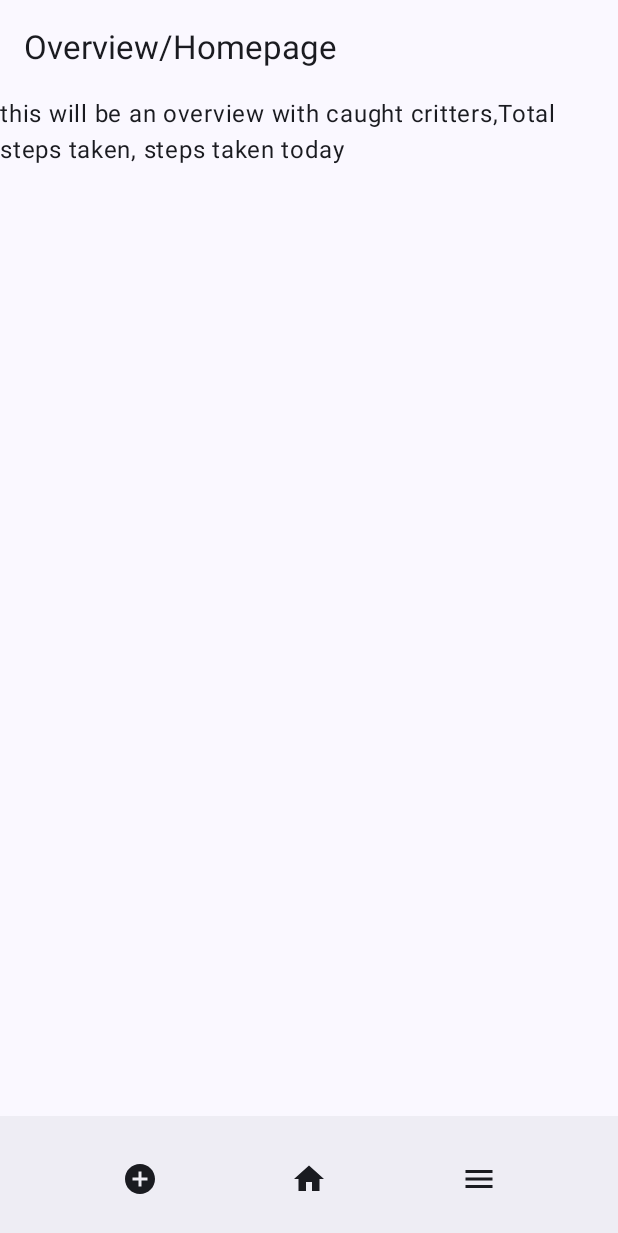
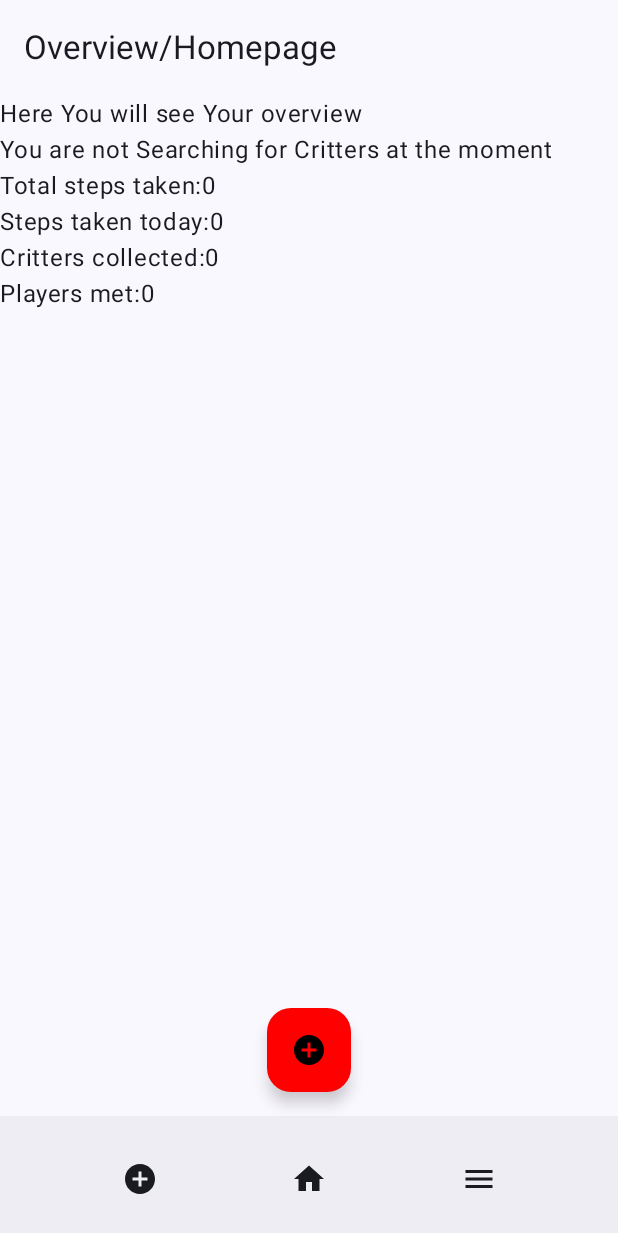
Before and after one commit to JuliusSz/Julius_Szumski_3137163-Dissertaion_Project, an Android app built with Jetpack Compose: the screen it shows after launch (MainActivity), on a phone screen of 412 x 824 dp. Shown: the top 1233 px of the screen. Run offline under Robolectric (Android 15) with nearby library versions, the light colour scheme and no system bars.

Commit message:
Minor Adjustments to Layout

```diff
--- a/app/src/main/java/com/example/julius_szumski_3137163_dissertaion_project/MainActivity.kt
+++ b/app/src/main/java/com/example/julius_szumski_3137163_dissertaion_project/MainActivity.kt
@@ -17,6 +17,7 @@ import androidx.compose.material.icons.filled.Home
 import androidx.compose.material.icons.filled.Menu
 import androidx.compose.material3.BottomAppBar
 import androidx.compose.material3.ExperimentalMaterial3Api
+import androidx.compose.material3.FabPosition
 import androidx.compose.material3.FloatingActionButton
 import androidx.compose.material3.Icon
 import androidx.compose.material3.IconButton
@@ -24,7 +25,9 @@ import androidx.compose.material3.Scaffold
 import androidx.compose.material3.Text
 import androidx.compose.material3.TopAppBar
 import androidx.compose.runtime.Composable
+import androidx.compose.runtime.mutableStateOf
 import androidx.compose.ui.Modifier
+import androidx.compose.ui.graphics.Color
 import androidx.compose.ui.tooling.preview.Preview
 import androidx.compose.ui.unit.dp
 import com.example.julius_szumski_3137163_dissertaion_project.ui.theme.Julius_Szumski_3137163Dissertaion_ProjectTheme
@@ -44,15 +47,30 @@ class MainActivity : ComponentActivity() {
                             }
                         })
                     },
-                    //floatingActionButton = { FloatingActionButton(onClick = {
+                    floatingActionButton = { FloatingActionButton(onClick = {
+                        if(critterSearching.value){
+                            critterSearching.value=false
+                            searchButtonColor.value = Color.Red
+                        }else{
+                            critterSearching.value=true
+                            searchButtonColor.value = Color.Green
+                        }
 
-                    //})},
+                    }, containerColor = searchButtonColor.value){
+                        Icon(
+                            Icons.Filled.AddCircle,
+                            contentDescription ="searchButton",
+                            tint = Color.Black
+                        )
+                    }},
+                    floatingActionButtonPosition = FabPosition.Center,
                     bottomBar = {
                         BottomAppBar(actions = {
                             Row(horizontalArrangement = Arrangement.SpaceEvenly, modifier = Modifier.fillMaxWidth()) {
                                 Column() {
                                     IconButton( onClick = {
-                                    startActivity(Intent(this@MainActivity, PlayerSearchActivity::class.java))
+
+                                        startActivityIfNeeded(Intent(this@MainActivity, PlayerSearchActivity::class.java).setFlags(Intent.FLAG_ACTIVITY_REORDER_TO_FRONT),0)
                                     }) {
                                         Icon(
                                             Icons.Filled.AddCircle,
@@ -91,28 +109,50 @@ class MainActivity : ComponentActivity() {
                     }
 
                 ) { innerPadding ->
-                    Text(
+                    Column(modifier = Modifier.padding(innerPadding)){
+                        Row(){
+                            Text(text = "Here You will see Your overview")
+                        }
+                        if (critterSearching.value) {
+                            Row() {
+                                Text(text = "Searching for Critters")
+                            }
+                            Row() {
+                                Text(text = "Progress: ${currentSearchStepCount.value}/ ${stepsTillNextCritter.value}")
+                            }
+                        } else {
+                            Row() {
+                                Text(text = "You are not Searching for Critters at the moment")
+                            }
+                        }
+                        Row(){
+                            Text(text = "Total steps taken:${TotalStepsTaken.value}")
+                        }
+                        Row(){
+                            Text(text = "Steps taken today:${StepsTakenToday.value}")
+                        }
+                        Row(){
+                            Text(text = "Critters collected:${nrCrittersCollected.value}")
+                        }
+                        Row(){
+                            Text(text = "Players met:${nrPlayersMet.value}")
+                        }
+                    }
+                    /**Text(
                         text = "this will be an overview with caught critters,Total steps taken, steps taken today",
                         modifier = Modifier.padding(innerPadding)
-                    )
-                }
+                    )**/
                 }
             }
         }
     }
 
-@Composable
-fun Greeting(name: String, modifier: Modifier = Modifier) {
-    Text(
-        text = "Hello $name!",
-        modifier = modifier
-    )
+    private val nrPlayersMet = mutableStateOf<Int>(0)
+    private val nrCrittersCollected = mutableStateOf<Int>(0)
+    private val StepsTakenToday = mutableStateOf<Int>(0)
+    private val TotalStepsTaken = mutableStateOf<Int>(0)
+    private val stepsTillNextCritter = mutableStateOf<Int>(0)
+    private val currentSearchStepCount = mutableStateOf<Int>(0)
+    private val critterSearching = mutableStateOf<Boolean>(false)
+    private val searchButtonColor = mutableStateOf<Color>(Color.Red)
 }
-
-@Preview(showBackground = true)
-@Composable
-fun GreetingPreview() {
-    Julius_Szumski_3137163Dissertaion_ProjectTheme {
-        Greeting("Android")
-    }
-}
```
Also changed, not shown: app/src/main/java/com/example/julius_szumski_3137163_dissertaion_project/CollectionActivity.kt (+4 -3 lines), app/src/main/java/com/example/julius_szumski_3137163_dissertaion_project/PlayerSearchActivity.kt (+4 -5 lines). Lines whose indentation alone changed are shown as unchanged.
